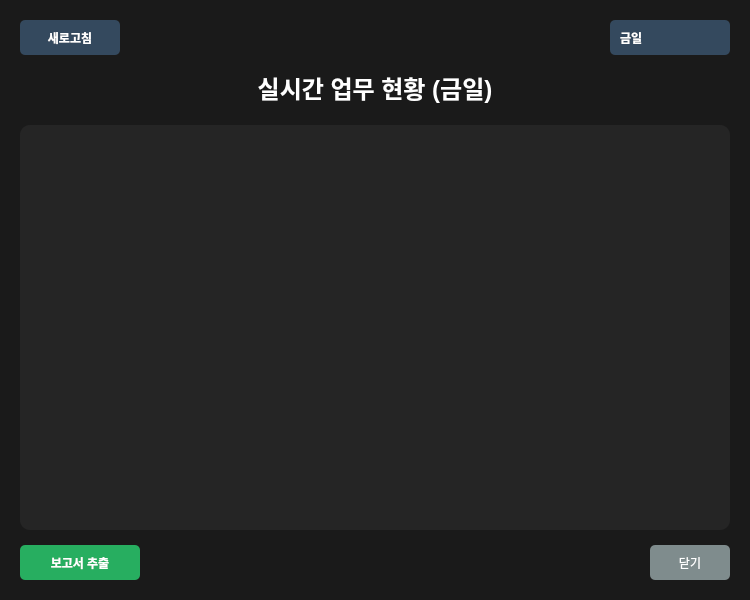
Above: ui/worker_progress.ui from Glen-Lee-glitch/new_viewer before the change. Below: the same form after it.
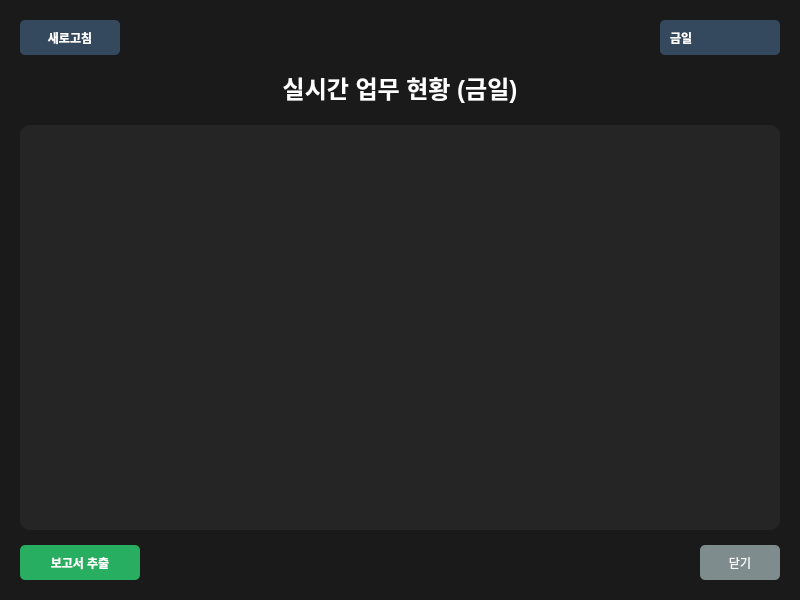
That is the form after the change.

Commit message:
feat: 현황판 수정
- 파이차트 추가(ev 신청건 기준)

```diff
--- a/ui/worker_progress.ui
+++ b/ui/worker_progress.ui
@@ -6,7 +6,7 @@
    <rect>
     <x>0</x>
     <y>0</y>
-    <width>750</width>
+    <width>800</width>
     <height>600</height>
    </rect>
   </property>
```
The commit also changes 2 other files.
